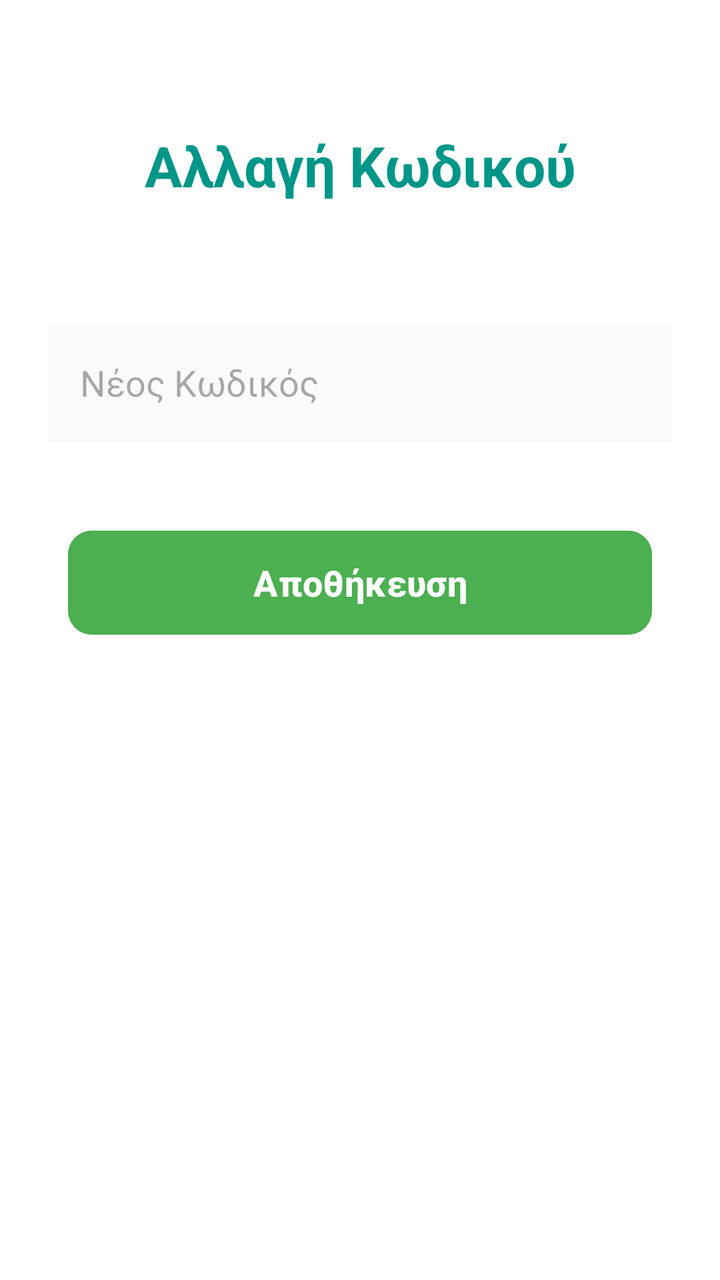
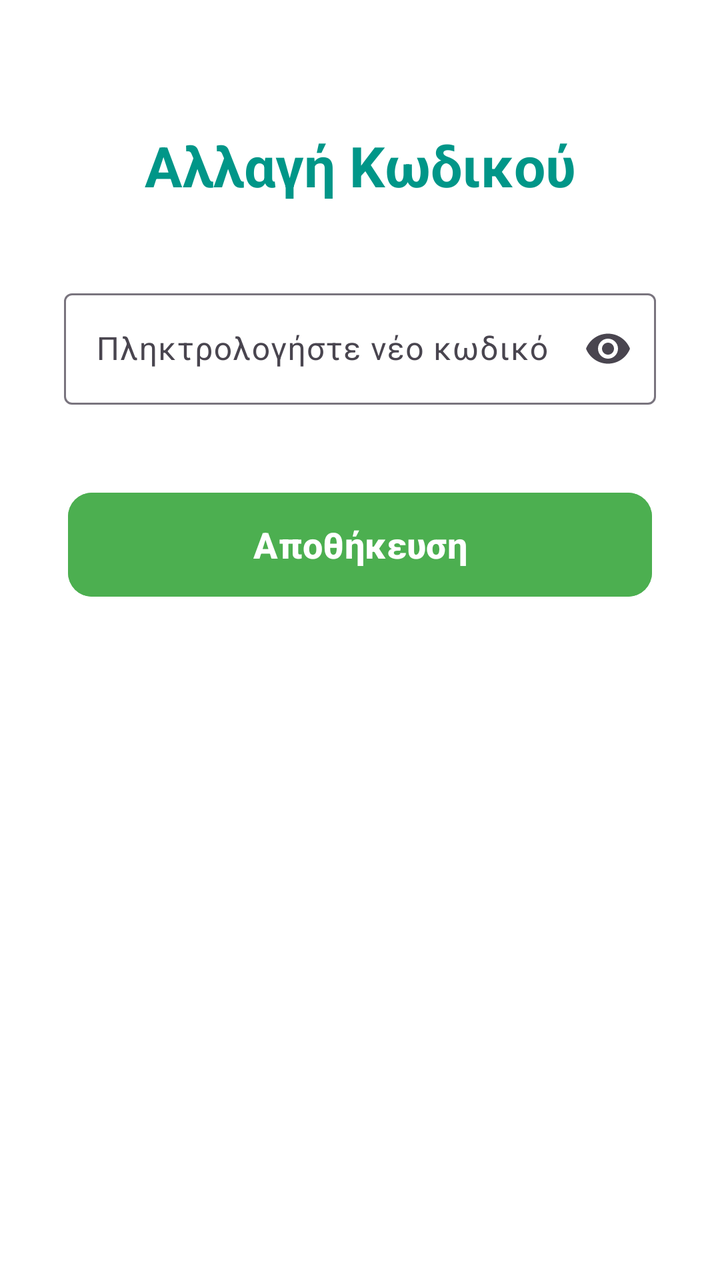

An Android layout rendered at two revisions. The XML below is the earlier revision; the diff shows what the commit changed to produce the second picture.
<!-- AndroidManifest.xml: application theme Theme.Team21 -->
<!-- res/layout/activity_password.xml -->
<?xml version="1.0" encoding="utf-8"?>
<androidx.constraintlayout.widget.ConstraintLayout
    xmlns:android="http://schemas.android.com/apk/res/android"
    xmlns:app="http://schemas.android.com/apk/res-auto"
    xmlns:tools="http://schemas.android.com/tools"
    android:layout_width="match_parent"
    android:id="@+id/main"
    android:layout_height="match_parent"
    android:background="#FFFFFF"
    android:padding="24dp">

    <TextView
        android:id="@+id/txtPasswordActivityHeader"
        android:layout_width="wrap_content"
        android:layout_height="wrap_content"
        android:layout_marginTop="40dp"
        android:text="Αλλαγή Κωδικού"
        android:textColor="#009688"
        android:textSize="28sp"
        android:textStyle="bold"
        app:layout_constraintEnd_toEndOf="parent"
        app:layout_constraintStart_toStartOf="parent"
        app:layout_constraintTop_toTopOf="parent" />

    <EditText
        android:id="@+id/edittxtPasswordActivity"
        android:layout_width="match_parent"
        android:layout_height="60dp"
        android:layout_marginTop="60dp"
        android:background="#FAFAFA"
        android:hint="Νέος Κωδικός"
        android:inputType="textPassword"
        android:padding="16dp"
        app:layout_constraintEnd_toEndOf="parent"
        app:layout_constraintStart_toStartOf="parent"
        app:layout_constraintTop_toBottomOf="@+id/txtPasswordActivityHeader" />

    <Button
        android:id="@+id/btnPasswordActivitySave"
        android:layout_width="match_parent"
        android:layout_height="60dp"
        android:layout_marginStart="10dp"
        android:layout_marginTop="40dp"
        android:layout_marginEnd="10dp"
        android:backgroundTint="#4CAF50"
        android:text="Αποθήκευση"
        android:textColor="#FFFFFF"
        android:textSize="18sp"
        android:textStyle="bold"
        app:cornerRadius="12dp"
        app:layout_constraintEnd_toEndOf="parent"
        app:layout_constraintStart_toStartOf="parent"
        app:layout_constraintTop_toBottomOf="@+id/edittxtPasswordActivity" />

</androidx.constraintlayout.widget.ConstraintLayout>
<!-- resources referenced by this layout -->
<resources>
  <style name="Theme.Team21" parent="Base.Theme.Team21" />
  <style name="Base.Theme.Team21" parent="Theme.Material3.DayNight.NoActionBar">
          
          
      </style>
</resources>

<!-- the commit's change to res/layout/activity_password.xml (unified diff, before → after) -->
@@ -3,8 +3,8 @@
     xmlns:android="http://schemas.android.com/apk/res/android"
     xmlns:app="http://schemas.android.com/apk/res-auto"
     xmlns:tools="http://schemas.android.com/tools"
+    android:id="@+id/main"
     android:layout_width="match_parent"
-    android:id="@+id/main"
     android:layout_height="match_parent"
     android:background="#FFFFFF"
     android:padding="24dp">
@@ -22,18 +22,27 @@
         app:layout_constraintStart_toStartOf="parent"
         app:layout_constraintTop_toTopOf="parent" />
 
-    <EditText
-        android:id="@+id/edittxtPasswordActivity"
+    <com.google.android.material.textfield.TextInputLayout
+        android:id="@+id/layoutPasswordInput"
         android:layout_width="match_parent"
-        android:layout_height="60dp"
-        android:layout_marginTop="60dp"
-        android:background="#FAFAFA"
-        android:hint="Νέος Κωδικός"
-        android:inputType="textPassword"
-        android:padding="16dp"
+        android:layout_height="wrap_content"
+        android:layout_marginStart="8dp"
+        android:layout_marginTop="40dp"
+        android:layout_marginEnd="8dp"
+        android:hint="Πληκτρολογήστε νέο κωδικό"
+        app:endIconMode="password_toggle"
         app:layout_constraintEnd_toEndOf="parent"
         app:layout_constraintStart_toStartOf="parent"
-        app:layout_constraintTop_toBottomOf="@+id/txtPasswordActivityHeader" />
+        app:layout_constraintTop_toBottomOf="@+id/txtPasswordActivityHeader">
+
+        <com.google.android.material.textfield.TextInputEditText
+            android:id="@+id/edittxtPasswordActivity"
+            android:layout_width="match_parent"
+            android:layout_height="wrap_content"
+            android:inputType="textPassword"
+            android:textAlignment="center" />
+
+    </com.google.android.material.textfield.TextInputLayout>
 
     <Button
         android:id="@+id/btnPasswordActivitySave"
@@ -50,6 +59,6 @@
         app:cornerRadius="12dp"
         app:layout_constraintEnd_toEndOf="parent"
         app:layout_constraintStart_toStartOf="parent"
-        app:layout_constraintTop_toBottomOf="@+id/edittxtPasswordActivity" />
+        app:layout_constraintTop_toBottomOf="@+id/layoutPasswordInput" />
 
 </androidx.constraintlayout.widget.ConstraintLayout>
